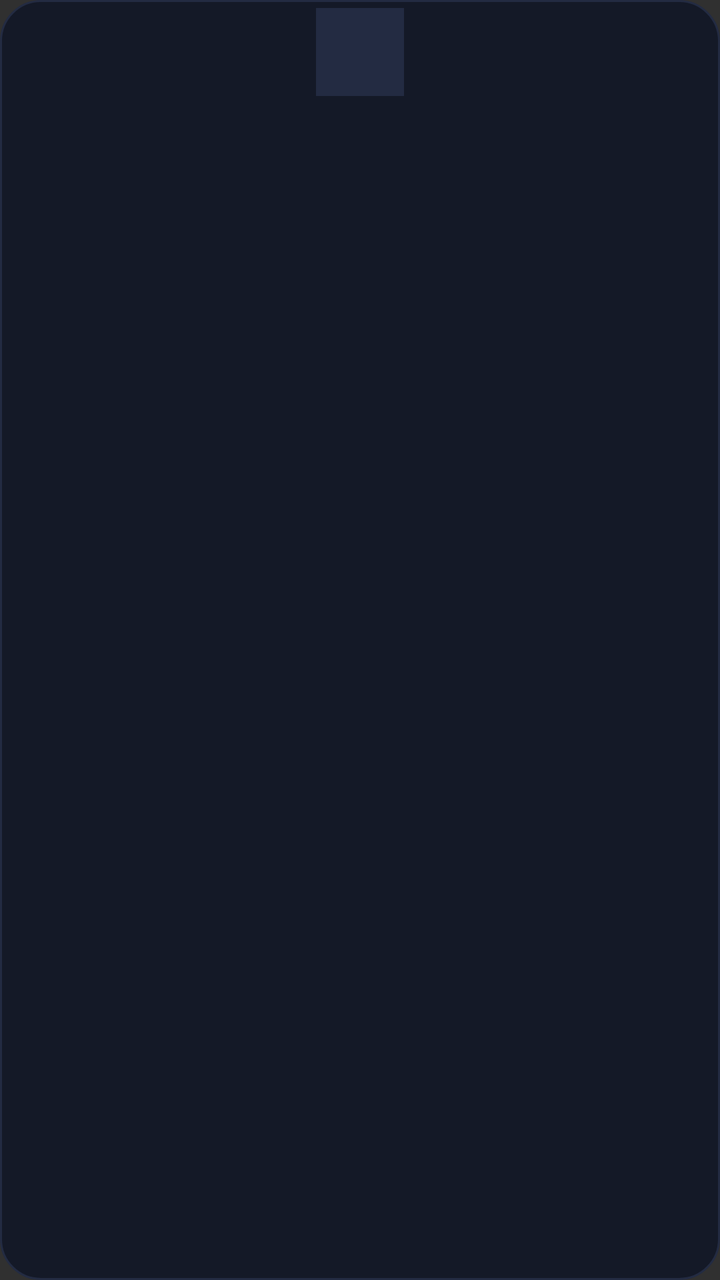
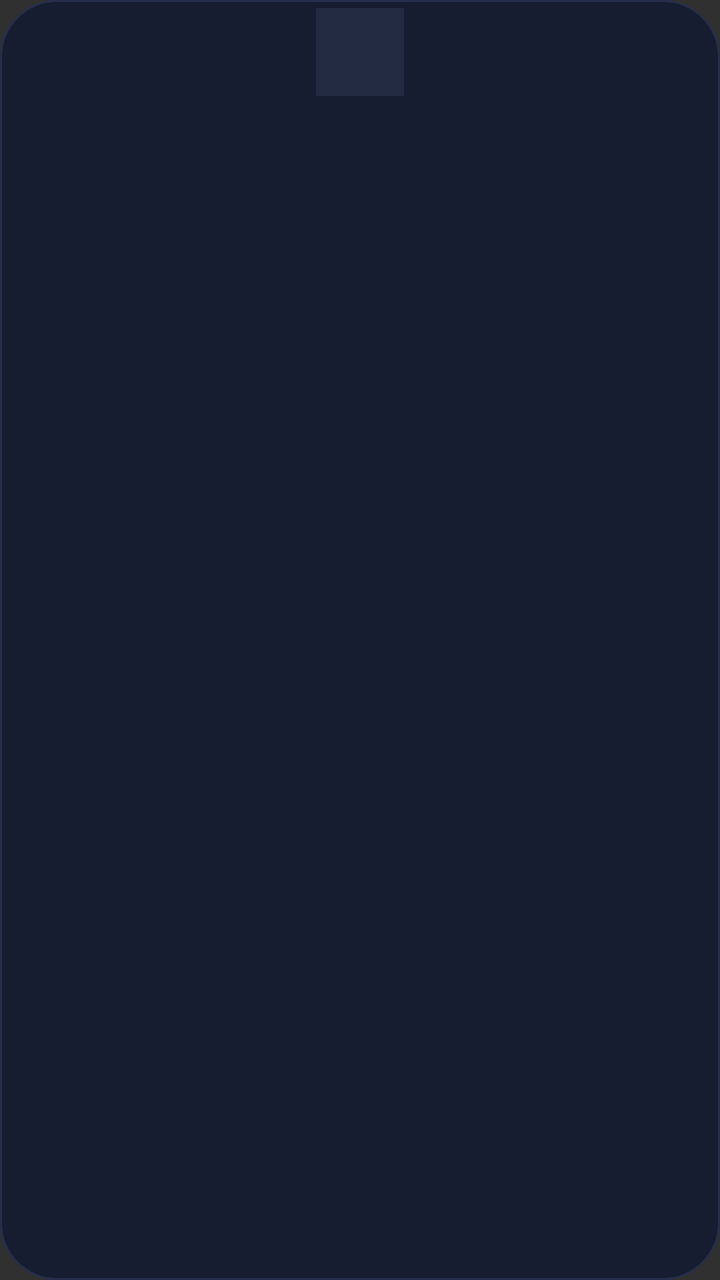

The first picture is an Android layout as it rendered before a commit; the second is the same layout after the commit. The layout source and the unified diff follow.
<!-- AndroidManifest.xml: application theme Theme.AppCompat.NoActionBar -->
<!-- res/layout/item_anchor_chip.xml -->
<?xml version="1.0" encoding="utf-8"?>
<LinearLayout xmlns:android="http://schemas.android.com/apk/res/android"
    android:layout_width="wrap_content"
    android:layout_height="wrap_content"
    android:orientation="vertical"
    android:gravity="center_horizontal"
    android:padding="4dp"
    android:layout_marginRight="10dp"
    android:focusable="true"
    android:clickable="true"
    android:background="@drawable/chip_bg">

    <ImageView
        android:id="@+id/anchorAvatar"
        android:layout_width="44dp"
        android:layout_height="44dp"
        android:scaleType="centerCrop"
        android:background="#232B42"
        android:contentDescription="@string/app_name" />

    <TextView
        android:id="@+id/anchorName"
        android:layout_width="wrap_content"
        android:layout_height="wrap_content"
        android:layout_marginTop="4dp"
        android:textColor="#B9C2D8"
        android:textSize="10sp"
        android:ellipsize="end"
        android:maxLines="1"
        android:maxLength="14" />
</LinearLayout>
<!-- resources referenced by this layout -->
<resources>
  <!-- drawable chip_bg (drawable) -->
  <?xml version="1.0" encoding="utf-8"?>
  <selector xmlns:android="http://schemas.android.com/apk/res/android">
      <item android:state_focused="true">
          <shape>
              <solid android:color="#1E3A5C" />
              <corners android:radius="20dp" />
              <stroke android:width="2dp" android:color="#4CC9F0" />
          </shape>
      </item>
      <item android:state_selected="true">
          <shape>
              <solid android:color="#1A2C4E" />
              <corners android:radius="20dp" />
              <stroke android:width="1.5dp" android:color="#4CC9F0" />
          </shape>
      </item>
      <item>
          <shape>
              <solid android:color="#141927" />
              <corners android:radius="20dp" />
              <stroke android:width="1dp" android:color="#232B42" />
          </shape>
      </item>
  </selector>
  <string name="app_name">KênhLive</string>
</resources>

<!-- the commit's change to res/layout/item_anchor_chip.xml (unified diff, before → after) -->
@@ -8,7 +8,7 @@
     android:layout_marginRight="10dp"
     android:focusable="true"
     android:clickable="true"
-    android:background="@drawable/chip_bg">
+    android:background="@drawable/anchor_chip_bg">
 
     <ImageView
         android:id="@+id/anchorAvatar"
<!-- resource entries referenced after the edit -->
@@ -1,27 +1,20 @@
 <!-- resources referenced by this layout -->
 <resources>
-  <!-- drawable chip_bg (drawable) -->
+  <!-- drawable anchor_chip_bg (drawable) -->
   <?xml version="1.0" encoding="utf-8"?>
   <selector xmlns:android="http://schemas.android.com/apk/res/android">
       <item android:state_focused="true">
           <shape>
-              <solid android:color="#1E3A5C" />
-              <corners android:radius="20dp" />
-              <stroke android:width="2dp" android:color="#4CC9F0" />
-          </shape>
-      </item>
-      <item android:state_selected="true">
-          <shape>
-              <solid android:color="#1A2C4E" />
-              <corners android:radius="20dp" />
-              <stroke android:width="1.5dp" android:color="#4CC9F0" />
+              <solid android:color="#22305A" />
+              <corners android:radius="28dp" />
+              <stroke android:width="2dp" android:color="#FFD166" />
           </shape>
       </item>
       <item>
           <shape>
-              <solid android:color="#141927" />
-              <corners android:radius="20dp" />
-              <stroke android:width="1dp" android:color="#232B42" />
+              <solid android:color="#161D30" />
+              <corners android:radius="28dp" />
+              <stroke android:width="1dp" android:color="#252E4A" />
           </shape>
       </item>
   </selector>
